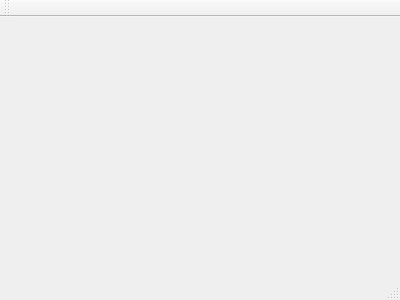
This is mainwindow.ui in SolarTeamEindhoven/STE17-CD-InterfaceTest as Qt 5 draws it before an edit. The edited form follows.
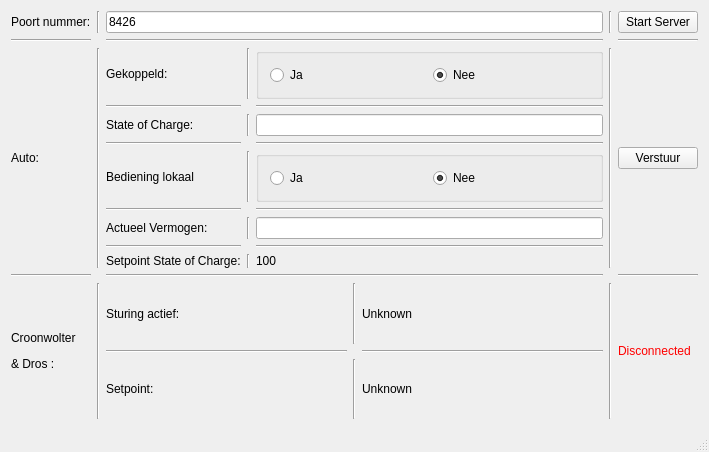
This is the edited form.

Commit message: Implemented server, started on client ui

What changed in the file:
```diff
--- a/mainwindow.ui
+++ b/mainwindow.ui
@@ -1,24 +1,425 @@
 <ui version="4.0">
  <class>MainWindow</class>
- <widget class="QMainWindow" name="MainWindow" >
-  <property name="geometry" >
+ <widget class="QMainWindow" name="MainWindow">
+  <property name="geometry">
    <rect>
     <x>0</x>
     <y>0</y>
-    <width>400</width>
-    <height>300</height>
+    <width>709</width>
+    <height>452</height>
    </rect>
   </property>
   <property name="windowTitle" >
    <string>MainWindow</string>
   </property>
-  <widget class="QMenuBar" name="menuBar" />
-  <widget class="QToolBar" name="mainToolBar" />
-  <widget class="QWidget" name="centralWidget" />
-  <widget class="QStatusBar" name="statusBar" />
+  <widget class="QWidget" name="centralWidget">
+   <layout class="QVBoxLayout" name="verticalLayout">
+    <item>
+     <layout class="QGridLayout" name="gridLayout">
+      <item row="0" column="4">
+       <widget class="QPushButton" name="startButton">
+        <property name="text">
+         <string>Start Server</string>
+        </property>
+       </widget>
+      </item>
+      <item row="1" column="2">
+       <widget class="Line" name="line_2">
+        <property name="orientation">
+         <enum>Qt::Horizontal</enum>
+        </property>
+       </widget>
+      </item>
+      <item row="4" column="0">
+       <widget class="QLabel" name="label_3">
+        <property name="text">
+         <string>&lt;html&gt;&lt;head/&gt;&lt;body&gt;&lt;p&gt;Croonwolter&lt;/p&gt;&lt;p&gt;&amp;amp; Dros :&lt;/p&gt;&lt;/body&gt;&lt;/html&gt;</string>
+        </property>
+       </widget>
+      </item>
+      <item row="1" column="0">
+       <widget class="Line" name="line">
+        <property name="orientation">
+         <enum>Qt::Horizontal</enum>
+        </property>
+       </widget>
+      </item>
+      <item row="4" column="2">
+       <layout class="QGridLayout" name="gridLayout_2">
+        <item row="0" column="1">
+         <widget class="QLabel" name="label_4">
+          <property name="text">
+           <string>Sturing actief:</string>
+          </property>
+         </widget>
+        </item>
+        <item row="0" column="3">
+         <widget class="QLabel" name="receiveControlLabel">
+          <property name="text">
+           <string>Unknown</string>
+          </property>
+         </widget>
+        </item>
+        <item row="2" column="1">
+         <widget class="QLabel" name="label_6">
+          <property name="text">
+           <string>Setpoint:</string>
+          </property>
+         </widget>
+        </item>
+        <item row="0" column="2">
+         <widget class="Line" name="line_9">
+          <property name="orientation">
+           <enum>Qt::Vertical</enum>
+          </property>
+         </widget>
+        </item>
+        <item row="1" column="1">
+         <widget class="Line" name="line_7">
+          <property name="orientation">
+           <enum>Qt::Horizontal</enum>
+          </property>
+         </widget>
+        </item>
+        <item row="2" column="3">
+         <widget class="QLabel" name="receiveSetpointLabel">
+          <property name="text">
+           <string>Unknown</string>
+          </property>
+         </widget>
+        </item>
+        <item row="1" column="3">
+         <widget class="Line" name="line_8">
+          <property name="orientation">
+           <enum>Qt::Horizontal</enum>
+          </property>
+         </widget>
+        </item>
+        <item row="2" column="2">
+         <widget class="Line" name="line_10">
+          <property name="orientation">
+           <enum>Qt::Vertical</enum>
+          </property>
+         </widget>
+        </item>
+       </layout>
+      </item>
+      <item row="0" column="0">
+       <widget class="QLabel" name="label">
+        <property name="text">
+         <string>Poort nummer:</string>
+        </property>
+       </widget>
+      </item>
+      <item row="2" column="4">
+       <widget class="QPushButton" name="sendButton">
+        <property name="text">
+         <string>Verstuur</string>
+        </property>
+       </widget>
+      </item>
+      <item row="2" column="0">
+       <widget class="QLabel" name="label_2">
+        <property name="text">
+         <string>Auto:</string>
+        </property>
+       </widget>
+      </item>
+      <item row="3" column="0">
+       <widget class="Line" name="line_4">
+        <property name="orientation">
+         <enum>Qt::Horizontal</enum>
+        </property>
+       </widget>
+      </item>
+      <item row="0" column="2">
+       <widget class="QLineEdit" name="portEdit">
+        <property name="text">
+         <string>8426</string>
+        </property>
+       </widget>
+      </item>
+      <item row="3" column="2">
+       <widget class="Line" name="line_5">
+        <property name="orientation">
+         <enum>Qt::Horizontal</enum>
+        </property>
+       </widget>
+      </item>
+      <item row="3" column="4">
+       <widget class="Line" name="line_6">
+        <property name="orientation">
+         <enum>Qt::Horizontal</enum>
+        </property>
+       </widget>
+      </item>
+      <item row="4" column="1">
+       <widget class="Line" name="line_11">
+        <property name="orientation">
+         <enum>Qt::Vertical</enum>
+        </property>
+       </widget>
+      </item>
+      <item row="1" column="4">
+       <widget class="Line" name="line_3">
+        <property name="orientation">
+         <enum>Qt::Horizontal</enum>
+        </property>
+       </widget>
+      </item>
+      <item row="0" column="1">
+       <widget class="Line" name="line_13">
+        <property name="orientation">
+         <enum>Qt::Vertical</enum>
+        </property>
+       </widget>
+      </item>
+      <item row="4" column="3">
+       <widget class="Line" name="line_16">
+        <property name="orientation">
+         <enum>Qt::Vertical</enum>
+        </property>
+       </widget>
+      </item>
+      <item row="2" column="1">
+       <widget class="Line" name="line_12">
+        <property name="orientation">
+         <enum>Qt::Vertical</enum>
+        </property>
+       </widget>
+      </item>
+      <item row="0" column="3">
+       <widget class="Line" name="line_14">
+        <property name="orientation">
+         <enum>Qt::Vertical</enum>
+        </property>
+       </widget>
+      </item>
+      <item row="2" column="3">
+       <widget class="Line" name="line_15">
+        <property name="orientation">
+         <enum>Qt::Vertical</enum>
+        </property>
+       </widget>
+      </item>
+      <item row="4" column="4">
+       <widget class="QLabel" name="connectedLabel">
+        <property name="styleSheet">
+         <string notr="true">color: red</string>
+        </property>
+        <property name="text">
+         <string>Disconnected</string>
+        </property>
+       </widget>
+      </item>
+      <item row="2" column="2">
+       <layout class="QGridLayout" name="gridLayout_3">
+        <item row="0" column="2">
+         <widget class="QGroupBox" name="groupBox">
+          <property name="title">
+           <string/>
+          </property>
+          <property name="flat">
+           <bool>false</bool>
+          </property>
+          <property name="checkable">
+           <bool>false</bool>
+          </property>
+          <layout class="QHBoxLayout" name="horizontalLayout">
+           <item>
+            <widget class="QRadioButton" name="coupledTrueRadioButton">
+             <property name="text">
+              <string>Ja</string>
+             </property>
+            </widget>
+           </item>
+           <item>
+            <widget class="QRadioButton" name="coupledFalseRadioButton">
+             <property name="text">
+              <string>Nee</string>
+             </property>
+             <property name="checked">
+              <bool>true</bool>
+             </property>
+            </widget>
+           </item>
+          </layout>
+         </widget>
+        </item>
+        <item row="0" column="0">
+         <widget class="QLabel" name="label_5">
+          <property name="text">
+           <string>Gekoppeld:</string>
+          </property>
+         </widget>
+        </item>
+        <item row="8" column="1">
+         <widget class="Line" name="line_17">
+          <property name="orientation">
+           <enum>Qt::Vertical</enum>
+          </property>
+         </widget>
+        </item>
+        <item row="4" column="2">
+         <widget class="QGroupBox" name="groupBox_2">
+          <property name="title">
+           <string/>
+          </property>
+          <layout class="QHBoxLayout" name="horizontalLayout_2">
+           <item>
+            <widget class="QRadioButton" name="localControlTrueButton">
+             <property name="text">
+              <string>Ja</string>
+             </property>
+            </widget>
+           </item>
+           <item>
+            <widget class="QRadioButton" name="localControlFalseButton">
+             <property name="text">
+              <string>Nee</string>
+             </property>
+             <property name="checked">
+              <bool>true</bool>
+             </property>
+            </widget>
+           </item>
+          </layout>
+         </widget>
+        </item>
+        <item row="2" column="0">
+         <widget class="QLabel" name="label_7">
+          <property name="text">
+           <string>State of Charge:</string>
+          </property>
+         </widget>
+        </item>
+        <item row="4" column="1">
+         <widget class="Line" name="line_19">
+          <property name="orientation">
+           <enum>Qt::Vertical</enum>
+          </property>
+         </widget>
+        </item>
+        <item row="4" column="0">
+         <widget class="QLabel" name="label_8">
+          <property name="text">
+           <string>Bediening lokaal</string>
+          </property>
+         </widget>
+        </item>
+        <item row="6" column="2">
+         <widget class="QLineEdit" name="actualPowerEdit"/>
+        </item>
+        <item row="6" column="0">
+         <widget class="QLabel" name="label_12">
+          <property name="text">
+           <string>Actueel Vermogen:</string>
+          </property>
+         </widget>
+        </item>
+        <item row="1" column="0">
+         <widget class="Line" name="line_22">
+          <property name="orientation">
+           <enum>Qt::Horizontal</enum>
+          </property>
+         </widget>
+        </item>
+        <item row="2" column="1">
+         <widget class="Line" name="line_20">
+          <property name="orientation">
+           <enum>Qt::Vertical</enum>
+          </property>
+         </widget>
+        </item>
+        <item row="8" column="0">
+         <widget class="QLabel" name="label_13">
+          <property name="text">
+           <string>Setpoint State of Charge:</string>
+          </property>
+         </widget>
+        </item>
+        <item row="3" column="0">
+         <widget class="Line" name="line_23">
+          <property name="orientation">
+           <enum>Qt::Horizontal</enum>
+          </property>
+         </widget>
+        </item>
+        <item row="2" column="2">
+         <widget class="QLineEdit" name="carSoCEdit"/>
+        </item>
+        <item row="5" column="0">
+         <widget class="Line" name="line_24">
+          <property name="orientation">
+           <enum>Qt::Horizontal</enum>
+          </property>
+         </widget>
+        </item>
+        <item row="0" column="1">
+         <widget class="Line" name="line_21">
+          <property name="orientation">
+           <enum>Qt::Vertical</enum>
+          </property>
+         </widget>
+        </item>
+        <item row="6" column="1">
+         <widget class="Line" name="line_18">
+          <property name="orientation">
+           <enum>Qt::Vertical</enum>
+          </property>
+         </widget>
+        </item>
+        <item row="7" column="0">
+         <widget class="Line" name="line_25">
+          <property name="orientation">
+           <enum>Qt::Horizontal</enum>
+          </property>
+         </widget>
+        </item>
+        <item row="5" column="2">
+         <widget class="Line" name="line_26">
+          <property name="orientation">
+           <enum>Qt::Horizontal</enum>
+          </property>
+         </widget>
+        </item>
+        <item row="7" column="2">
+         <widget class="Line" name="line_27">
+          <property name="orientation">
+           <enum>Qt::Horizontal</enum>
+          </property>
+         </widget>
+        </item>
+        <item row="3" column="2">
+         <widget class="Line" name="line_28">
+          <property name="orientation">
+           <enum>Qt::Horizontal</enum>
+          </property>
+         </widget>
+        </item>
+        <item row="1" column="2">
+         <widget class="Line" name="line_29">
+          <property name="orientation">
+           <enum>Qt::Horizontal</enum>
+          </property>
+         </widget>
+        </item>
+        <item row="8" column="2">
+         <widget class="QLabel" name="currentSetpointLabel">
+          <property name="text">
+           <string>100</string>
+          </property>
+         </widget>
+        </item>
+       </layout>
+      </item>
+     </layout>
+    </item>
+   </layout>
+  </widget>
+  <widget class="QStatusBar" name="statusBar"/>
  </widget>
- <layoutDefault spacing="6" margin="11" />
- <pixmapfunction></pixmapfunction>
+ <layoutdefault spacing="6" margin="11"/>
  <resources/>
  <connections/>
 </ui>
```
Left out of the diff: 3 changed lines with no effect on the pictures. The commit also changes 7 other files.
